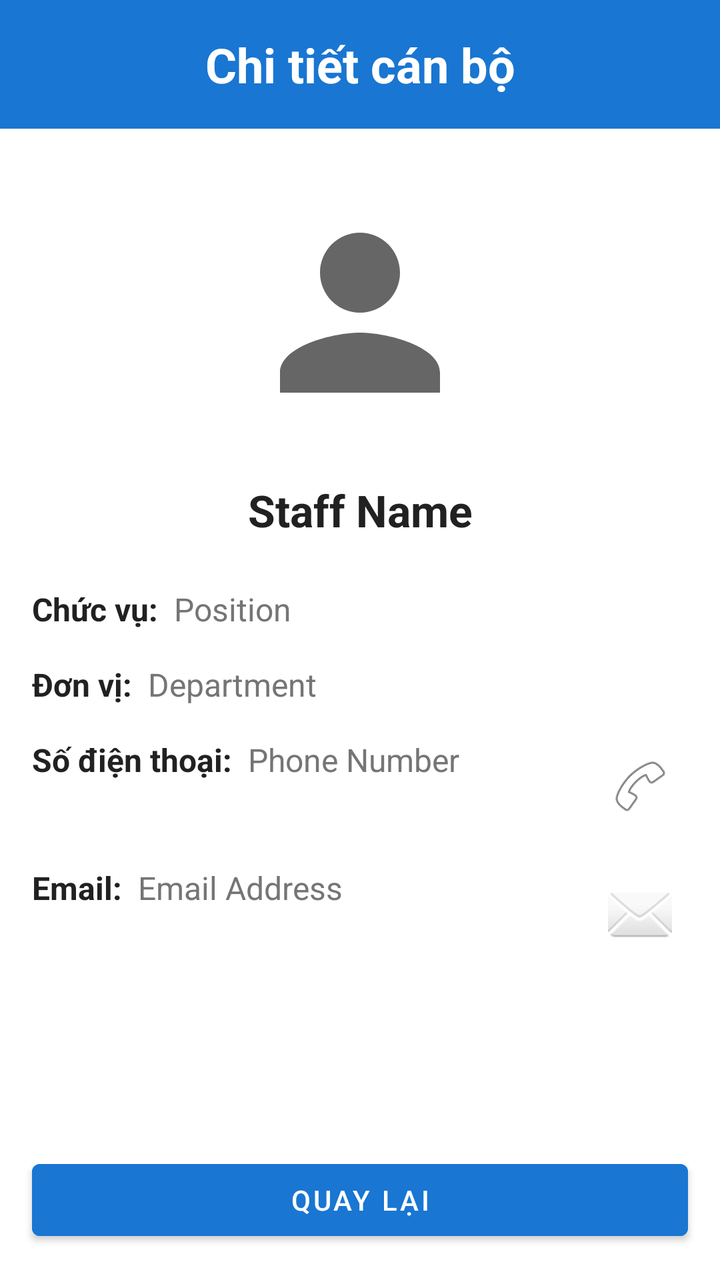
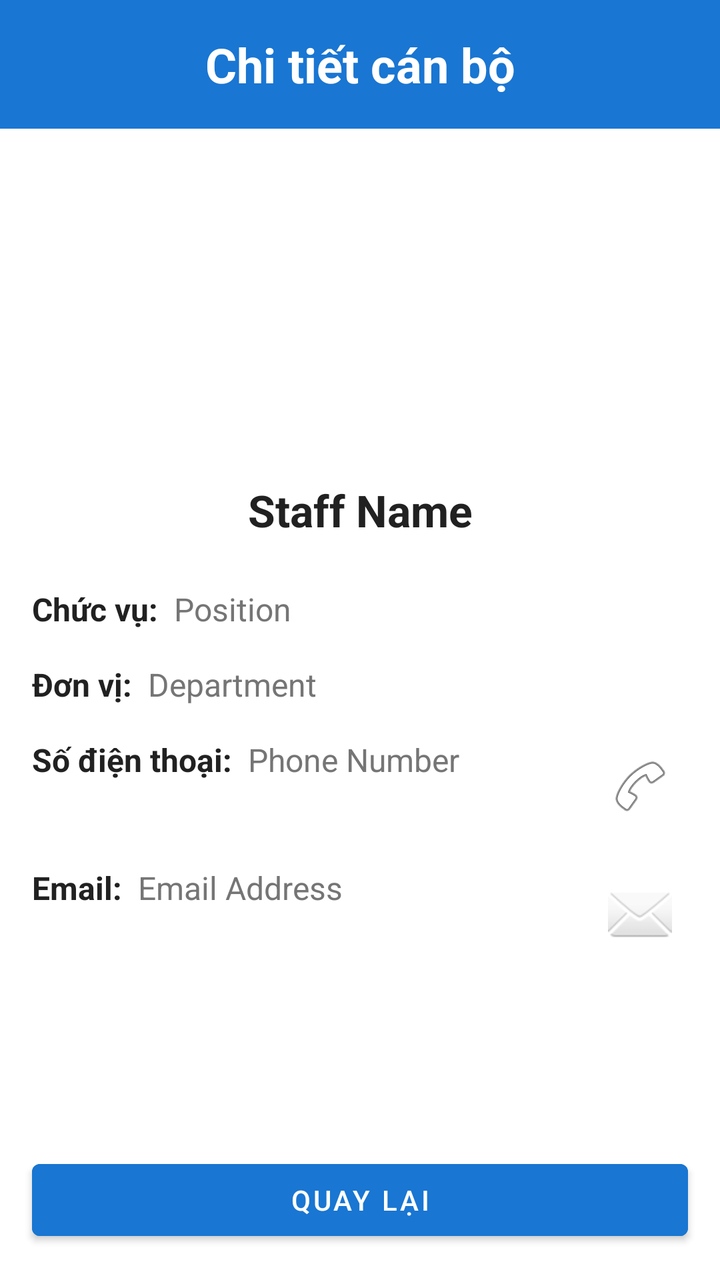

Screens rendered from an Android XML layout before and after an edit, with the pre-edit source and the edit as a unified diff.
<!-- AndroidManifest.xml: application theme Theme.TLUContact -->
<!-- res/layout/activity_staff_detail.xml -->
<?xml version="1.0" encoding="utf-8"?>
<LinearLayout xmlns:android="http://schemas.android.com/apk/res/android"
    xmlns:app="http://schemas.android.com/apk/res-auto"
    android:layout_width="match_parent"
    android:layout_height="match_parent"
    android:orientation="vertical">

    <TextView
        android:layout_width="match_parent"
        android:layout_height="wrap_content"
        android:text="Chi tiết cán bộ"
        android:textSize="24sp"
        android:textStyle="bold"
        android:gravity="center"
        android:padding="16dp"
        android:background="@color/primary"
        android:textColor="@android:color/white"/>

    <ScrollView
        android:layout_width="match_parent"
        android:layout_height="0dp"
        android:layout_weight="1">

        <LinearLayout
            android:layout_width="match_parent"
            android:layout_height="wrap_content"
            android:orientation="vertical"
            android:padding="16dp">

            <ImageView
                android:id="@+id/detailImageView"
                android:layout_width="120dp"
                android:layout_height="120dp"
                android:layout_gravity="center_horizontal"
                android:layout_marginTop="16dp"
                android:layout_marginBottom="24dp"
                android:src="@drawable/ic_person"
                android:contentDescription="Staff photo"/>

            <TextView
                android:id="@+id/detailNameTextView"
                android:layout_width="match_parent"
                android:layout_height="wrap_content"
                android:text="Staff Name"
                android:textSize="22sp"
                android:textStyle="bold"
                android:textColor="@color/text_primary"
                android:gravity="center"
                android:layout_marginBottom="24dp"/>

            <LinearLayout
                android:layout_width="match_parent"
                android:layout_height="wrap_content"
                android:orientation="horizontal"
                android:layout_marginBottom="16dp">

                <TextView
                    android:layout_width="wrap_content"
                    android:layout_height="wrap_content"
                    android:text="Chức vụ:"
                    android:textSize="16sp"
                    android:textStyle="bold"
                    android:textColor="@color/text_primary"/>

                <TextView
                    android:id="@+id/detailPositionTextView"
                    android:layout_width="match_parent"
                    android:layout_height="wrap_content"
                    android:text="Position"
                    android:textSize="16sp"
                    android:textColor="@color/text_secondary"
                    android:layout_marginStart="8dp"/>
            </LinearLayout>

            <LinearLayout
                android:layout_width="match_parent"
                android:layout_height="wrap_content"
                android:orientation="horizontal"
                android:layout_marginBottom="16dp">

                <TextView
                    android:layout_width="wrap_content"
                    android:layout_height="wrap_content"
                    android:text="Đơn vị:"
                    android:textSize="16sp"
                    android:textStyle="bold"
                    android:textColor="@color/text_primary"/>

                <TextView
                    android:id="@+id/detailDepartmentTextView"
                    android:layout_width="match_parent"
                    android:layout_height="wrap_content"
                    android:text="Department"
                    android:textSize="16sp"
                    android:textColor="@color/text_secondary"
                    android:layout_marginStart="8dp"/>
            </LinearLayout>

            <LinearLayout
                android:layout_width="match_parent"
                android:layout_height="wrap_content"
                android:orientation="horizontal"
                android:layout_marginBottom="16dp">

                <TextView
                    android:layout_width="wrap_content"
                    android:layout_height="wrap_content"
                    android:text="Số điện thoại:"
                    android:textSize="16sp"
                    android:textStyle="bold"
                    android:textColor="@color/text_primary"/>

                <TextView
                    android:id="@+id/detailPhoneTextView"
                    android:layout_width="0dp"
                    android:layout_height="wrap_content"
                    android:layout_weight="1"
                    android:text="Phone Number"
                    android:textSize="16sp"
                    android:textColor="@color/text_secondary"
                    android:layout_marginStart="8dp"/>

                <ImageButton
                    android:id="@+id/callButton"
                    android:layout_width="wrap_content"
                    android:layout_height="wrap_content"
                    android:src="@android:drawable/ic_menu_call"
                    android:contentDescription="Call"
                    android:background="?attr/selectableItemBackgroundBorderless"
                    android:padding="8dp"/>
            </LinearLayout>

            <LinearLayout
                android:layout_width="match_parent"
                android:layout_height="wrap_content"
                android:orientation="horizontal"
                android:layout_marginBottom="16dp">

                <TextView
                    android:layout_width="wrap_content"
                    android:layout_height="wrap_content"
                    android:text="Email:"
                    android:textSize="16sp"
                    android:textStyle="bold"
                    android:textColor="@color/text_primary"/>

                <TextView
                    android:id="@+id/detailEmailTextView"
                    android:layout_width="0dp"
                    android:layout_height="wrap_content"
                    android:layout_weight="1"
                    android:text="Email Address"
                    android:textSize="16sp"
                    android:textColor="@color/text_secondary"
                    android:layout_marginStart="8dp"/>

                <ImageButton
                    android:id="@+id/emailButton"
                    android:layout_width="wrap_content"
                    android:layout_height="wrap_content"
                    android:src="@android:drawable/ic_dialog_email"
                    android:contentDescription="Email"
                    android:background="?attr/selectableItemBackgroundBorderless"
                    android:padding="8dp"/>
            </LinearLayout>
        </LinearLayout>
    </ScrollView>

    <Button
        android:id="@+id/backButton"
        android:layout_width="match_parent"
        android:layout_height="wrap_content"
        android:text="Quay lại"
        android:layout_margin="16dp"
        android:backgroundTint="@color/primary"/>
</LinearLayout>
<!-- resources referenced by this layout -->
<resources>
  <color name="primary">#1976D2</color>
  <color name="text_primary">#212121</color>
  <color name="text_secondary">#757575</color>
  <!-- drawable ic_person (drawable) -->
  <vector xmlns:android="http://schemas.android.com/apk/res/android"
      android:width="24dp"
      android:height="24dp"
      android:viewportWidth="24"
      android:viewportHeight="24"
      android:tint="?attr/colorControlNormal">
      <path
          android:fillColor="@android:color/white"
          android:pathData="M12,12c2.21,0 4,-1.79 4,-4s-1.79,-4 -4,-4 -4,1.79 -4,4 1.79,4 4,4zM12,14c-2.67,0 -8,1.34 -8,4v2h16v-2c0,-2.66 -5.33,-4 -8,-4z"/>
  </vector>
  <style name="Theme.TLUContact" parent="Theme.MaterialComponents.DayNight.NoActionBar">
          
          <item name="colorPrimary">@color/primary</item>
          <item name="colorPrimaryVariant">@color/primary_dark</item>
          <item name="colorOnPrimary">@color/white</item>
          
          <item name="colorSecondary">@color/secondary</item>
          <item name="colorSecondaryVariant">@color/secondary</item>
          <item name="colorOnSecondary">@color/white</item>
          
          <item name="android:statusBarColor">?attr/colorPrimaryVariant</item>
          
      </style>
  <color name="primary_dark">#1565C0</color>
  <color name="white">#FFFFFF</color>
  <color name="secondary">#4CAF50</color>
</resources>

<!-- the commit's change to res/layout/activity_staff_detail.xml (unified diff, before → after) -->
@@ -34,8 +34,7 @@
                 android:layout_gravity="center_horizontal"
                 android:layout_marginTop="16dp"
                 android:layout_marginBottom="24dp"
-                android:src="@drawable/ic_person"
-                android:contentDescription="Staff photo"/>
+                />
 
             <TextView
                 android:id="@+id/detailNameTextView"
<!-- resource entries referenced after the edit -->
@@ -3,17 +3,6 @@
   <color name="primary">#1976D2</color>
   <color name="text_primary">#212121</color>
   <color name="text_secondary">#757575</color>
-  <!-- drawable ic_person (drawable) -->
-  <vector xmlns:android="http://schemas.android.com/apk/res/android"
-      android:width="24dp"
-      android:height="24dp"
-      android:viewportWidth="24"
-      android:viewportHeight="24"
-      android:tint="?attr/colorControlNormal">
-      <path
-          android:fillColor="@android:color/white"
-          android:pathData="M12,12c2.21,0 4,-1.79 4,-4s-1.79,-4 -4,-4 -4,1.79 -4,4 1.79,4 4,4zM12,14c-2.67,0 -8,1.34 -8,4v2h16v-2c0,-2.66 -5.33,-4 -8,-4z"/>
-  </vector>
   <style name="Theme.TLUContact" parent="Theme.MaterialComponents.DayNight.NoActionBar">
           
           <item name="colorPrimary">@color/primary</item>
